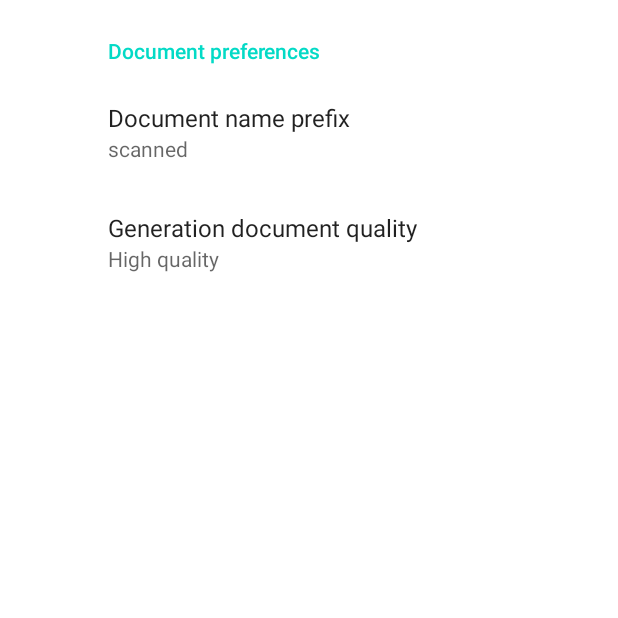
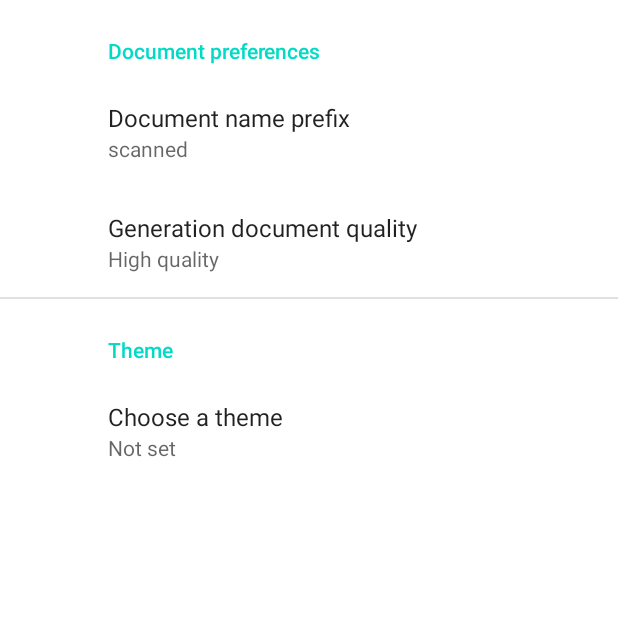
Before and after one commit to bitstuffing/campdf, an Android app: the MainActivity screen opened directly, with no data from a screen before it, item 3 of the bottom bar chosen, on a phone screen of 412 x 824 dp, the top half of it. Run offline under Robolectric (Android 15) with nearby library versions, the phone set to English and light mode, and no system bars; our stand-ins replace androidx.preference, navigation-ui; libraries missing offline, so code that uses them is left out: com.getkeepsafe.taptargetview, com.tom_roush.pdfbox, com.wdullaer.swipeactionadapter, org.bouncycastle.jce; 7 statements that could not run were skipped.

Commit message:
#2 (wip) - theme petition

```diff
--- a/app/src/main/java/com/github/bitstuffing/campdf/MainActivity.java
+++ b/app/src/main/java/com/github/bitstuffing/campdf/MainActivity.java
@@ -29,6 +29,7 @@ import android.widget.ListView;
 import android.widget.Toast;
 
 import androidx.appcompat.app.AppCompatActivity;
+import androidx.appcompat.app.AppCompatDelegate;
 import androidx.navigation.NavController;
 import androidx.navigation.Navigation;
 import androidx.navigation.ui.AppBarConfiguration;
@@ -162,7 +163,10 @@ public class MainActivity extends AppCompatActivity{
     @Override
     protected void onCreate(Bundle savedInstanceState) {
         super.onCreate(savedInstanceState);
+
         SharedPreferences sharedPreferences = PreferenceManager.getDefaultSharedPreferences(this);
+        Utils.setTheme(sharedPreferences);
+
         if (!sharedPreferences.getBoolean(OnBoardingFragment.COMPLETED_ONBOARDING_PREF_NAME, false)) {
             startActivity(new Intent(this, WelcomeActivity.class));
         }
--- a/app/src/main/java/com/github/bitstuffing/campdf/SettingsActivity.java
+++ b/app/src/main/java/com/github/bitstuffing/campdf/SettingsActivity.java
@@ -1,7 +1,9 @@
 package com.github.bitstuffing.campdf;
 
+import android.content.SharedPreferences;
 import android.content.res.Configuration;
 import android.os.Bundle;
+import android.preference.PreferenceManager;
 
 import androidx.annotation.NonNull;
 import androidx.appcompat.app.ActionBar;
@@ -12,6 +14,10 @@ public class SettingsActivity extends AppCompatActivity {
 
     public static final String FILE_PREF_NAME = "prefix";
     public static final String QUALITY = "quality";
+    public static final String THEME = "theme";
+
+    public static final String THEME_DAY = "day";
+    public static final String THEME_NIGHT = "night";
 
     @Override
     protected void onCreate(Bundle savedInstanceState) {
@@ -40,6 +46,8 @@ public class SettingsActivity extends AppCompatActivity {
         @Override
         public void onConfigurationChanged(@NonNull Configuration newConfig) {
             super.onConfigurationChanged(newConfig);
+            SharedPreferences sharedPreferences = PreferenceManager.getDefaultSharedPreferences(getActivity());
+            Utils.setTheme(sharedPreferences);
         }
     }
 }
--- a/app/src/main/java/com/github/bitstuffing/campdf/Utils.java
+++ b/app/src/main/java/com/github/bitstuffing/campdf/Utils.java
@@ -6,12 +6,14 @@ import android.content.ActivityNotFoundException;
 import android.content.ClipData;
 import android.content.Context;
 import android.content.Intent;
+import android.content.SharedPreferences;
 import android.content.pm.PackageManager;
 import android.net.Uri;
 import android.os.Build;
 import android.provider.MediaStore;
 import android.util.DisplayMetrics;
 
+import androidx.appcompat.app.AppCompatDelegate;
 import androidx.core.app.ActivityCompat;
 import androidx.core.content.ContextCompat;
 import androidx.core.content.FileProvider;
@@ -133,4 +135,20 @@ public class Utils {
         }
         return list;
     }
+
+    public static void setTheme(SharedPreferences sharedPreferences) {
+        //force theme from settings
+        String theme = sharedPreferences.getString(SettingsActivity.THEME,SettingsActivity.THEME_DAY);
+        switch(theme){
+            case SettingsActivity.THEME_DAY:
+                AppCompatDelegate.setDefaultNightMode(AppCompatDelegate.MODE_NIGHT_NO);
+                break;
+            case SettingsActivity.THEME_NIGHT:
+                AppCompatDelegate.setDefaultNightMode(AppCompatDelegate.MODE_NIGHT_YES);
+                break;
+            default: //SettingsActivity.THEME_SYSTEM
+                AppCompatDelegate.setDefaultNightMode(AppCompatDelegate.MODE_NIGHT_FOLLOW_SYSTEM);
+
+        }
+    }
 }
--- a/app/src/main/res/values/arrays.xml
+++ b/app/src/main/res/values/arrays.xml
@@ -9,4 +9,16 @@
         <item>high_quality</item>
         <item>low_quality</item>
     </string-array>
+
+    <string-array name="theme_values">
+        <item>day</item>
+        <item>night</item>
+        <item>system</item>
+    </string-array>
+
+    <string-array name="theme_entries">
+        <item>Force day theme</item>
+        <item>Force night theme</item>
+        <item>System preferences (auto)</item>
+    </string-array>
 </resources>
--- a/app/src/main/res/values/strings.xml
+++ b/app/src/main/res/values/strings.xml
@@ -12,5 +12,7 @@
     <string name="prefix_title">Document name prefix</string>
     <string name="prefix_default">scanned</string>
     <string name="quality_title">Generation document quality</string>
+    <string name="theme">Theme</string>
+    <string name="theme_title">Choose a theme</string>
 
 </resources>
--- a/app/src/main/res/xml/root_preferences.xml
+++ b/app/src/main/res/xml/root_preferences.xml
@@ -18,4 +18,16 @@
 
     </PreferenceCategory>
 
+    <PreferenceCategory app:title="@string/theme">
+
+        <ListPreference
+            app:defaultValue="high_quality"
+            app:entries="@array/theme_entries"
+            app:entryValues="@array/theme_values"
+            app:key="theme"
+            app:title="@string/theme_title"
+            app:useSimpleSummaryProvider="true" />
+
+    </PreferenceCategory>
+
 </PreferenceScreen>
```
